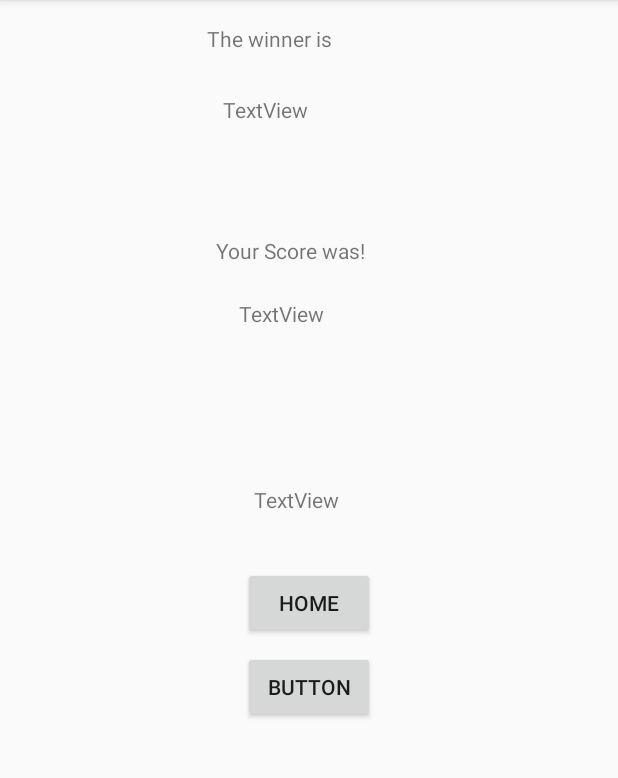
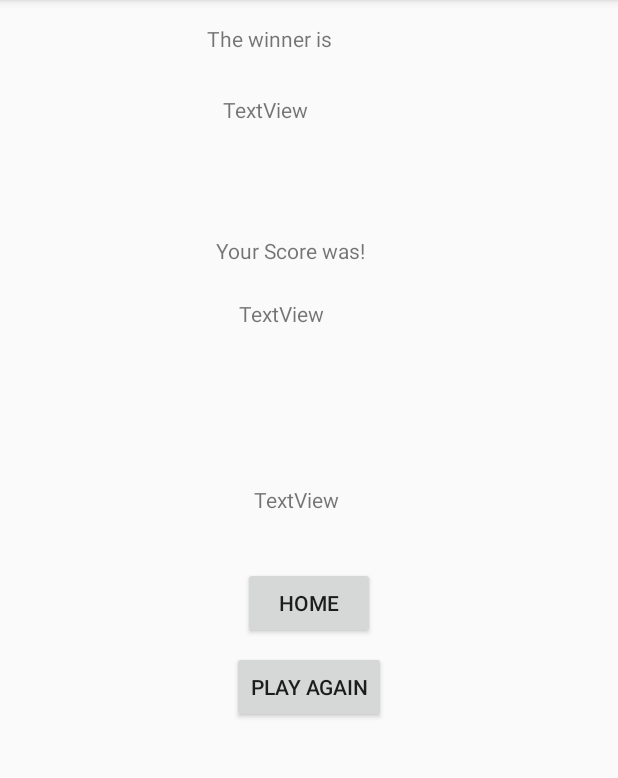
Before and after one commit to Kylemiller995/AndroidCardGame, an Android app: the EndGameActivity screen opened directly, with no data from a screen before it, on a phone screen of 412 x 824 dp, the part 84-862 px from its top. Run offline under Robolectric (Android 15) with nearby library versions, the phone set to English and light mode, and no system bars; 7 statements that could not run were skipped.

Commit message:
fix final activity buttons

```diff
--- a/App/MyApplication/app/src/main/java/com/example/kylemiller/cardgame/GameSettingsActivity.java
+++ b/App/MyApplication/app/src/main/java/com/example/kylemiller/cardgame/GameSettingsActivity.java
@@ -18,7 +18,6 @@ public class GameSettingsActivity extends AppCompatActivity {
         setContentView(R.layout.activity_game_settings);
         dealCardsButton = (Button) findViewById(R.id.startGameButton);
         nOfDecksInput = (TextView) findViewById(R.id.amount_of_decks_input);
-
     }
 
 
--- a/App/MyApplication/app/src/main/res/layout/activity_end_game.xml
+++ b/App/MyApplication/app/src/main/res/layout/activity_end_game.xml
@@ -87,23 +87,25 @@
         android:id="@+id/home_button"
         android:layout_width="wrap_content"
         android:layout_height="wrap_content"
+        android:layout_marginLeft="8dp"
+        android:layout_marginRight="8dp"
+        android:layout_marginTop="31dp"
+        android:onClick="onHomeButtonClicked"
         android:text="@string/return_home"
-        android:layout_marginTop="31dp"
-        app:layout_constraintTop_toBottomOf="@+id/computer_score"
-        android:layout_marginLeft="8dp"
         app:layout_constraintLeft_toLeftOf="parent"
-        android:layout_marginRight="8dp"
-        app:layout_constraintRight_toRightOf="parent" />
+        app:layout_constraintRight_toRightOf="parent"
+        app:layout_constraintTop_toBottomOf="@+id/computer_score" />
 
     <Button
         android:id="@+id/play_again"
         android:layout_width="wrap_content"
         android:layout_height="wrap_content"
+        android:layout_marginLeft="8dp"
+        android:layout_marginRight="8dp"
         android:layout_marginTop="8dp"
-        android:text="Button"
-        app:layout_constraintTop_toBottomOf="@+id/home_button"
-        android:layout_marginLeft="8dp"
+        android:onClick="onPlayAgainButtonClicked"
+        android:text="@string/play_again"
         app:layout_constraintLeft_toLeftOf="parent"
-        android:layout_marginRight="8dp"
-        app:layout_constraintRight_toRightOf="parent" />
+        app:layout_constraintRight_toRightOf="parent"
+        app:layout_constraintTop_toBottomOf="@+id/home_button" />
 </android.support.constraint.ConstraintLayout>
--- a/App/MyApplication/app/src/main/res/values/strings.xml
+++ b/App/MyApplication/app/src/main/res/values/strings.xml
@@ -13,4 +13,5 @@
     <string name="return_home">Home</string>
     <string name="winner_message">The winner is</string>
     <string name="human_message">Your Score was!</string>
+    <string name="play_again">Play Again</string>
 </resources>
```
Also changed, not shown: App/MyApplication/app/src/main/java/com/example/kylemiller/cardgame/EndGameActivity.java (+12 -5 lines).
